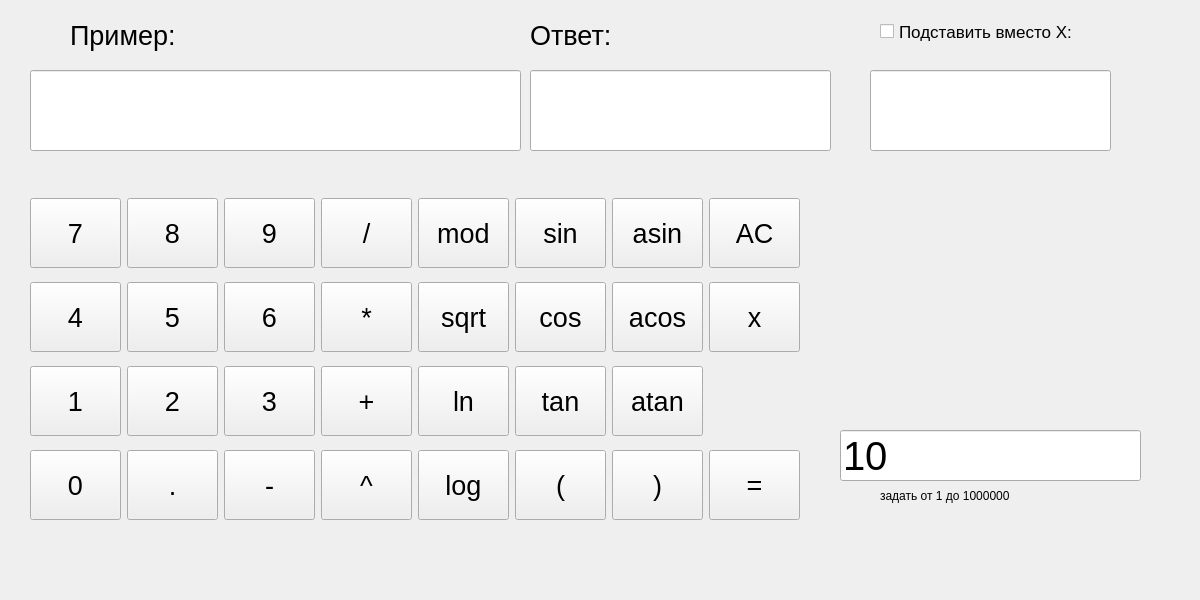
Old version of the form mainwindow.ui in the repository Felekc812/scalc_plus.
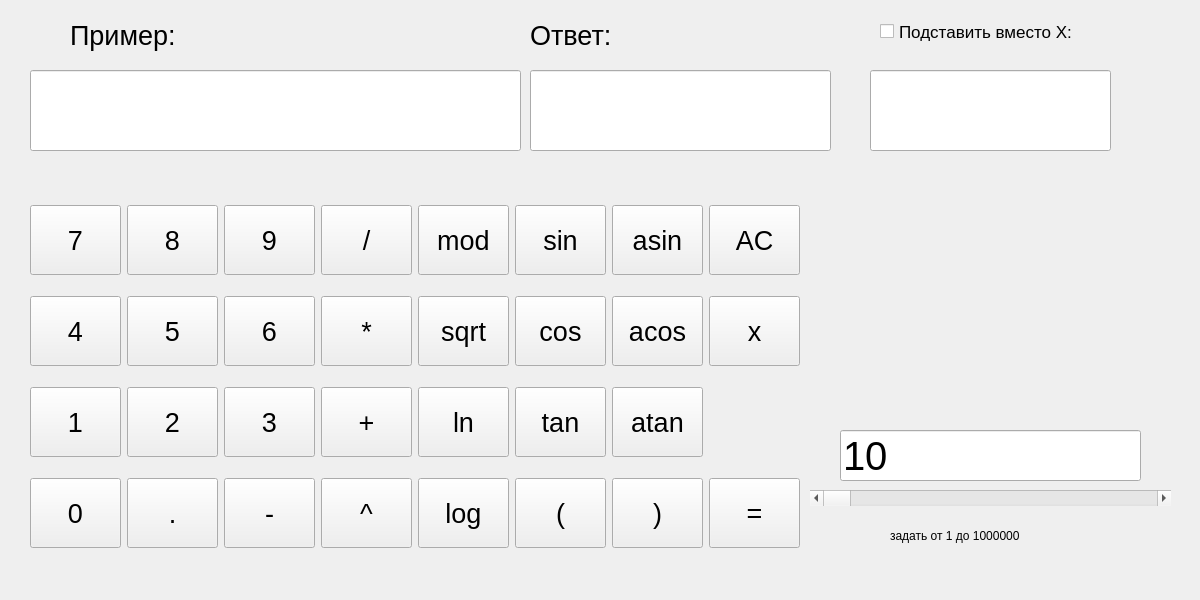
New version of the form. Custom widgets are drawn as their Qt base class.

```diff
--- a/mainwindow.ui
+++ b/mainwindow.ui
@@ -32,7 +32,7 @@
       <x>30</x>
       <y>190</y>
       <width>770</width>
-      <height>340</height>
+      <height>376</height>
      </rect>
     </property>
     <property name="minimumSize">
@@ -749,8 +749,8 @@
    <widget class="QLabel" name="label_21">
     <property name="geometry">
      <rect>
-      <x>880</x>
-      <y>470</y>
+      <x>890</x>
+      <y>510</y>
       <width>221</width>
       <height>51</height>
      </rect>
@@ -759,6 +759,25 @@
      <string>задать от 1 до 1000000 </string>
     </property>
    </widget>
+   <widget class="QScrollBar" name="horizontalScrollBar">
+    <property name="geometry">
+     <rect>
+      <x>810</x>
+      <y>490</y>
+      <width>361</width>
+      <height>16</height>
+     </rect>
+    </property>
+    <property name="minimum">
+     <number>1</number>
+    </property>
+    <property name="maximum">
+     <number>1000000</number>
+    </property>
+    <property name="orientation">
+     <enum>Qt::Horizontal</enum>
+    </property>
+   </widget>
   </widget>
  </widget>
  <customwidgets>
```
Left out of the diff: 714 changed lines with no effect on the pictures.
